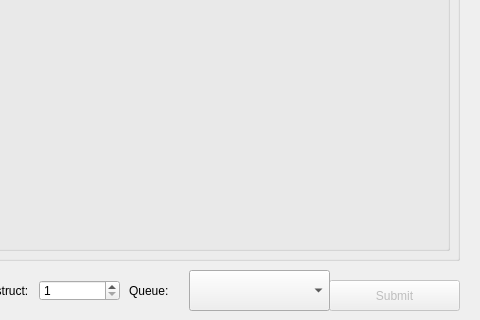
Qt form source/src/ui/task/task_view.ui (RosettaCommons/rosetta) before a commit; both pictures show x 671 to 1151 and y 640 to 960 of the 1151 by 960 pixel window.
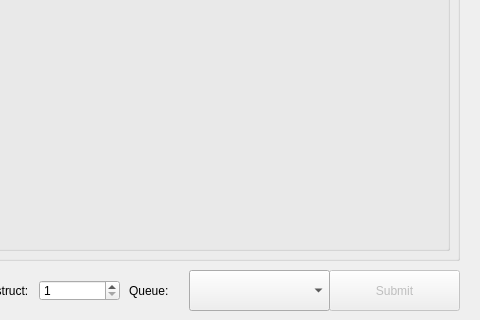
The same form after that commit. Custom widgets are drawn as their Qt base class.

The edit to the form file:
```diff
--- a/source/src/ui/task/task_view.ui
+++ b/source/src/ui/task/task_view.ui
@@ -254,9 +254,9 @@
    <property name="geometry">
     <rect>
      <x>1000</x>
-     <y>920</y>
+     <y>910</y>
      <width>131</width>
-     <height>31</height>
+     <height>41</height>
     </rect>
    </property>
    <property name="text">
```
